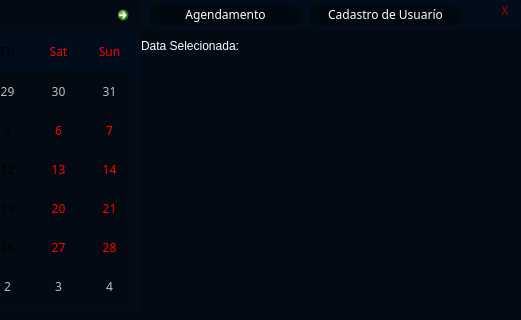
Old version of the form designer/main_admin.ui in the repository Kaue-14/PATP_Nivel_1; both pictures show x 279 to 800 and y 0 to 320 of the 800 by 600 pixel window.
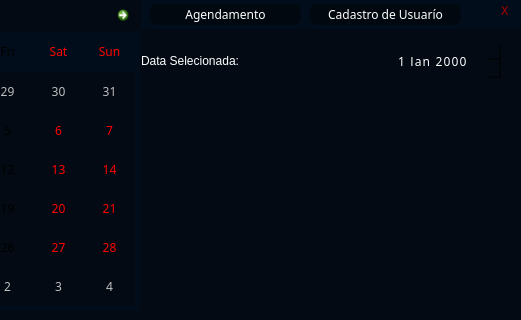
New version of the form. Icons and pictures are not drawn.

What changed in the file:
```diff
--- a/designer/main_admin.ui
+++ b/designer/main_admin.ui
@@ -532,9 +532,9 @@
       <property name="geometry">
        <rect>
         <x>0</x>
-        <y>0</y>
+        <y>10</y>
         <width>221</width>
-        <height>31</height>
+        <height>41</height>
        </rect>
       </property>
       <property name="styleSheet">
@@ -547,6 +547,43 @@
        <string>Data Selecionada:</string>
       </property>
      </widget>
+     <widget class="QDateEdit" name="date_2">
+      <property name="geometry">
+       <rect>
+        <x>240</x>
+        <y>10</y>
+        <width>121</width>
+        <height>41</height>
+       </rect>
+      </property>
+      <property name="font">
+       <font>
+        <family>JetBrains Mono</family>
+       </font>
+      </property>
+      <property name="styleSheet">
+       <string notr="true">QDateEdit {
+	letter-spacing: 1.2px;
+	background-color: rgb(0, 18, 40, .37);
+	color: rgb(255, 255, 255);
+	border-radius:  7px;
+	padding: 15px;
+}
+
+QDateEdit::up-button {
+	image: none;
+	width: 0;
+	padding: -1000px
+}
+
+QDateEdit::down-button {
+	image: none;
+	width: 0;
+	padding: -1000px
+}
+</string>
+      </property>
+     </widget>
     </widget>
     <widget class="QWidget" name="pg_cadastro_users">
      <widget class="QLabel" name="c_titulo">
```
Left out of the diff: 2 changed lines with no effect on the pictures.
